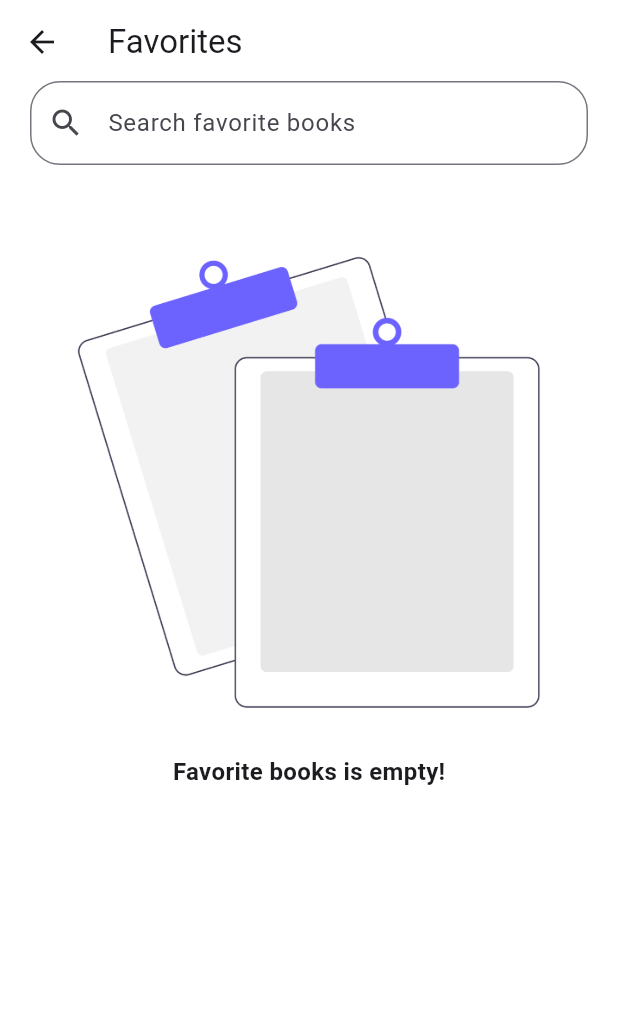
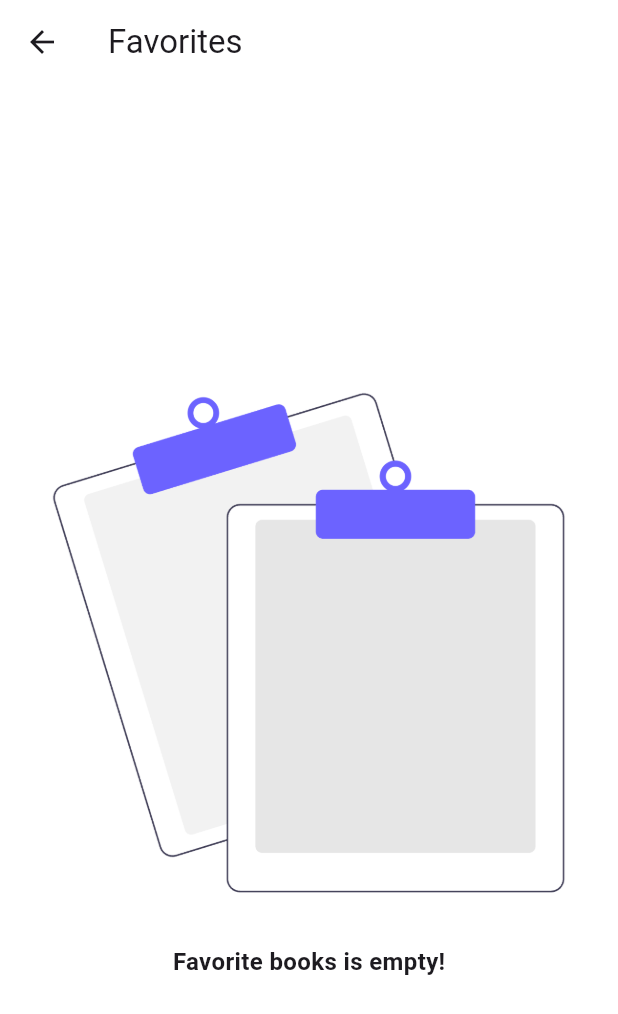
Before and after one commit to 2001arman/palm_code_arman, a Flutter app: the screen it shows after launch, after a tap on the "favorite outline" icon, on a phone screen of 412 x 824 dp. Shown: the top 1014 px of the screen. Run offline on Flutter 3.47's test engine with Material 3 defaults, Android fonts, the phone set to English and light mode, and no system bars; our stand-ins replace cached_network_image, dartz, get, hive; accounts and stored records are empty; network calls fail.

Commit message:
feat: implement favorite features

```diff
--- a/lib/domain/interface/book_local_interface.dart
+++ b/lib/domain/interface/book_local_interface.dart
@@ -3,4 +3,8 @@ import 'package:palm_code_arman/domain/models/book.dart';
 abstract class BookLocalInterface {
   Future<List<Book>> loadCachedBooks();
   void storeCacheBooks({required List<Book> books});
+
+  Future<List<Book>> getFavoriteBooks();
+  void addFavoriteBook({required Book book});
+  void removeFavoriteBook({required Book book});
 }
--- a/lib/domain/models/book.dart
+++ b/lib/domain/models/book.dart
@@ -1,4 +1,5 @@
 import 'dart:convert';
+import 'package:get/get.dart';
 import 'package:hive/hive.dart';
 import 'author.dart'; // Make sure Author is also a HiveObject
 import 'formats.dart'; // Make sure Formats is also a HiveObject
@@ -25,6 +26,8 @@ class Book extends HiveObject {
   @HiveField(5)
   Formats formats;
 
+  RxBool? isFavorite;
+
   Book({
     required this.id,
     required this.title,
@@ -32,6 +35,7 @@ class Book extends HiveObject {
     required this.summaries,
     required this.subjects,
     required this.formats,
+    this.isFavorite,
   });
 
   String get authorName {
@@ -48,5 +52,6 @@ class Book extends HiveObject {
     summaries: List<String>.from(json["summaries"].map((x) => x)),
     subjects: List<String>.from(json["subjects"].map((x) => x)),
     formats: Formats.fromJson(json["formats"]),
+    isFavorite: false.obs,
   );
 }
--- a/lib/presentation/detail/detail_binding.dart
+++ b/lib/presentation/detail/detail_binding.dart
@@ -1,9 +1,11 @@
 import 'package:get/get.dart';
 import 'package:palm_code_arman/presentation/detail/detail_logic.dart';
+import 'package:palm_code_arman/presentation/home/home_logic.dart';
 
 class DetailBinding extends Bindings {
   @override
   void dependencies() {
     Get.lazyPut(() => DetailLogic());
+    Get.lazyPut(() => HomeLogic());
   }
 }
--- a/lib/presentation/favorite/favorite_binding.dart
+++ b/lib/presentation/favorite/favorite_binding.dart
@@ -1,9 +1,9 @@
 import 'package:get/get.dart';
-import 'package:palm_code_arman/presentation/favorite/favorite_logic.dart';
+import 'package:palm_code_arman/presentation/home/home_logic.dart';
 
 class FavoriteBinding extends Bindings {
   @override
   void dependencies() {
-    Get.lazyPut(() => FavoriteLogic());
+    Get.lazyPut(() => HomeLogic());
   }
 }
--- a/lib/presentation/favorite/favorite_logic.dart
+++ /dev/null
@@ -1,32 +0,0 @@
-import 'dart:async';
-
-import 'package:get/get.dart';
-import 'package:palm_code_arman/presentation/favorite/favorite_state.dart';
-
-class FavoriteLogic extends GetxController {
-  FavoriteState state = FavoriteState();
-  Timer? _debounce;
-
-  void searchBooks(String? value) {
-    _debounce?.cancel();
-
-    _debounce = Timer(const Duration(milliseconds: 500), () async {
-      if (value == null || value.trim().isEmpty) return;
-
-      state.search.value = value;
-      state.isLoading.value = true;
-
-      // final data = await _bookAppService.searchBook(value);
-
-      state.isLoading.value = false;
-      // data.fold((l) => Get.log("ada error nih bos $l"), (r) {
-      //   state.books.assignAll(r.results);
-      // });
-    });
-  }
-
-  void onClearSearch() {
-    state.searchController.text = "";
-    state.search.value = "";
-  }
-}
--- a/lib/presentation/favorite/favorite_screen.dart
+++ b/lib/presentation/favorite/favorite_screen.dart
@@ -1,56 +1,37 @@
 import 'package:flutter/material.dart';
 import 'package:get/get.dart';
-import 'package:palm_code_arman/presentation/favorite/favorite_logic.dart';
+import 'package:palm_code_arman/presentation/home/home_logic.dart';
 import 'package:palm_code_arman/presentation/widgets/card_item.dart';
-import 'package:palm_code_arman/presentation/widgets/custom_sliver_app_bar.dart';
 import 'package:palm_code_arman/presentation/widgets/empty_info.dart';
 
 class FavoriteScreen extends StatelessWidget {
   static const String namePath = "/favorite_screen";
-  final logic = Get.find<FavoriteLogic>();
-  final state = Get.find<FavoriteLogic>().state;
+  final logic = Get.find<HomeLogic>();
+  final state = Get.find<HomeLogic>().state;
   FavoriteScreen({super.key});
 
   @override
   Widget build(BuildContext context) {
     return Scaffold(
       backgroundColor: Colors.white,
-      body: CustomScrollView(
-        controller: state.scrollController,
-        slivers: [
-          // app bar
-          CustomSliverAppBar(
-            searchController: state.searchController,
-            onSearchChange: logic.searchBooks,
-            searchHint: "Search favorite books",
-            title: "Favorites",
-          ),
-
-          // content
-          Obx(
-            () => SliverPadding(
-              padding: const EdgeInsets.all(20),
-              sliver: state.isLoading.value
-                  ? SliverToBoxAdapter(
-                      child: Center(child: CircularProgressIndicator()),
-                    )
-                  : state.books.isEmpty
-                  ? SliverToBoxAdapter(child: EmptyInfo())
-                  : SliverGrid(
+      appBar: AppBar(title: Text("Favorites"), backgroundColor: Colors.white),
+      body: state.favorites.isEmpty
+          ? EmptyInfo()
+          : GridView(
+              padding: EdgeInsets.all(20),
               gridDelegate: SliverGridDelegateWithFixedCrossAxisCount(
                 crossAxisCount: 2,
                 mainAxisSpacing: 14,
                 crossAxisSpacing: 14,
                 childAspectRatio: 0.45,
               ),
-                      delegate: SliverChildBuilderDelegate(
-                        (context, index) => CardItem(book: state.books[index]),
-                        childCount: state.books.length,
-                      ),
-                    ),
-            ),
-          ),
-        ],
+              children: state.favorites.map((data) {
+                return CardItem(
+                  book: data,
+                  onFavoriteBook: logic.favoriteBookAction,
+                  isFavorite: data.isFavorite ?? true.obs,
+                );
+              }).toList(),
             ),
     );
   }
--- a/lib/presentation/favorite/favorite_state.dart
+++ /dev/null
@@ -1,12 +0,0 @@
-import 'package:flutter/widgets.dart';
-import 'package:get/get.dart';
-import 'package:palm_code_arman/domain/models/book.dart';
-
-class FavoriteState {
-  TextEditingController searchController = TextEditingController();
-  final ScrollController scrollController = ScrollController();
-  RxString search = ''.obs;
-
-  RxList<Book> books = <Book>[].obs;
-  RxBool isLoading = false.obs;
-}
--- a/lib/presentation/home/home_logic.dart
+++ b/lib/presentation/home/home_logic.dart
@@ -3,6 +3,7 @@ import 'dart:async';
 import 'package:flutter/material.dart';
 import 'package:get/get.dart';
 import 'package:palm_code_arman/application/book_app_service.dart';
+import 'package:palm_code_arman/domain/models/book.dart';
 import 'package:palm_code_arman/presentation/home/home_state.dart';
 import 'package:palm_code_arman/presentation/widgets/error_snackbar.dart';
 
@@ -13,8 +14,9 @@ class HomeLogic extends GetxController {
 
   @override
   void onInit() {
+    getFavoriteBook();
     // 1. get the local books as a initial data
-    // getLocalBooks();
+    getLocalBooks();
     // 2. get the actual books data from the API
     getBooks();
 
@@ -108,4 +110,26 @@ class HomeLogic extends GetxController {
     state.search.value = "";
     getBooks();
   }
+
+  void getFavoriteBook() async {
+    final data = await _bookAppService.getFavoriteBooks();
+    state.favorites.assignAll(data);
+  }
+
+  void favoriteBookAction(Book book) {
+    final isAlreadyFavorite = state.favorites.any((f) => f.id == book.id);
+
+    if (isAlreadyFavorite) {
+      state.favorites.removeWhere((f) => f.id == book.id);
+      book.isFavorite?.value = false;
+      _bookAppService.removeFavoriteBook(book: book);
+    } else {
+      state.favorites.add(book);
+      book.isFavorite?.value = true;
+      _bookAppService.addFavoriteBook(book: book);
+    }
+
+    book.isFavorite?.refresh();
+    state.favorites.refresh();
+  }
 }
--- a/lib/presentation/home/home_screen.dart
+++ b/lib/presentation/home/home_screen.dart
@@ -46,11 +46,19 @@ class HomeScreen extends StatelessWidget {
           crossAxisSpacing: 14,
           childAspectRatio: 0.45,
         ),
-        delegate: SliverChildBuilderDelegate(
-          (context, index) =>
-              IntrinsicHeight(child: CardItem(book: state.books[index])),
-          childCount: state.books.length,
-        ),
+        delegate: SliverChildBuilderDelegate((context, index) {
+          final book = state.books[index];
+          final isFavorite = state.favorites.any((f) => f.id == book.id);
+          book.isFavorite?.value = isFavorite;
+
+          return IntrinsicHeight(
+            child: CardItem(
+              book: state.books[index],
+              isFavorite: book.isFavorite!,
+              onFavoriteBook: logic.favoriteBookAction,
+            ),
+          );
+        }, childCount: state.books.length),
       );
     }
 
--- a/lib/presentation/home/home_state.dart
+++ b/lib/presentation/home/home_state.dart
@@ -8,6 +8,8 @@ class HomeState {
   RxString search = ''.obs;
 
   RxList<Book> books = <Book>[].obs;
+  RxList<Book> favorites = <Book>[].obs;
+
   RxBool isLoading = true.obs;
   RxBool isLoadingMore = false.obs;
   RxBool isErrorFetch = false.obs;
```
Also changed, not shown: lib/application/book_app_service.dart (+10 -1 lines), lib/infrastructure/book_local_data_source.dart (+22 -0 lines), lib/presentation/detail/detail_screen.dart (+17 -1 lines), lib/presentation/widgets/card_item.dart (+36 -15 lines). Lines whose indentation alone changed are shown as unchanged.
